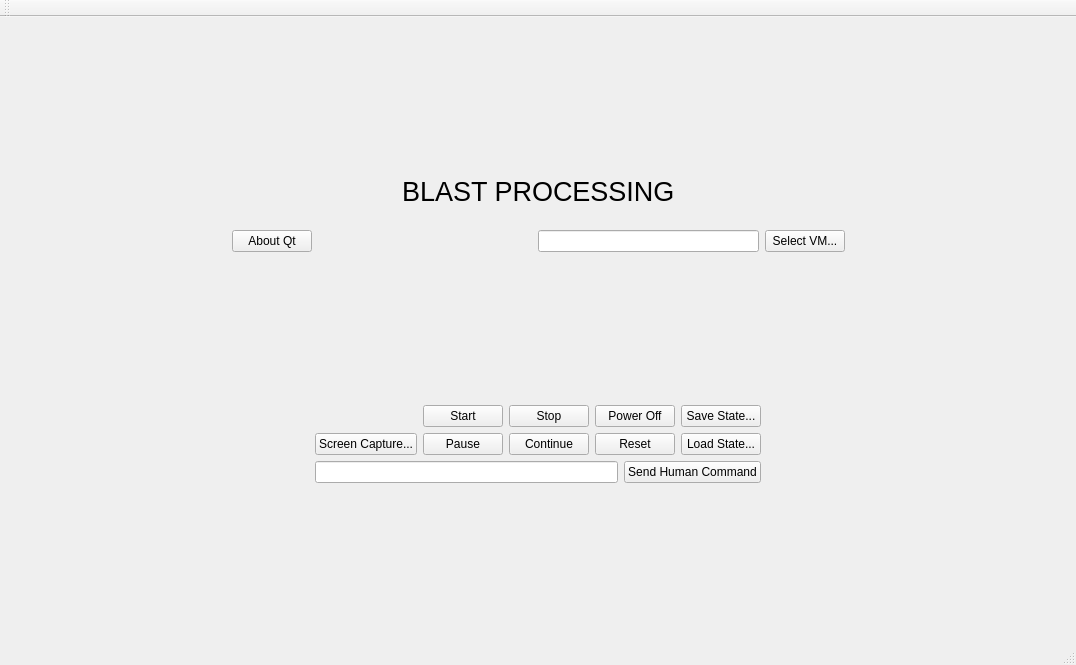
Before: the Qt Designer form BlastProcessing/src/MainWindow.ui in mwales/security, drawn with Qt 5.
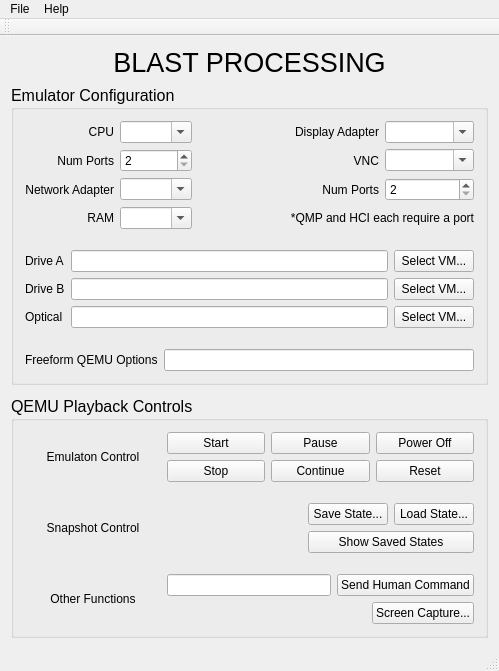
After: the same form once the commit is applied.

Commit message:
Blast Processing: Updated QEMU screen
- Added configuration controls (no code behind them yet)
- Prettied the controls up

Patch:
```diff
--- a/BlastProcessing/src/MainWindow.ui
+++ b/BlastProcessing/src/MainWindow.ui
@@ -6,43 +6,15 @@
    <rect>
     <x>0</x>
     <y>0</y>
-    <width>1076</width>
-    <height>665</height>
+    <width>499</width>
+    <height>671</height>
    </rect>
   </property>
   <property name="windowTitle">
    <string>Blast Processing</string>
   </property>
   <widget class="QWidget" name="centralWidget">
-   <layout class="QVBoxLayout" name="verticalLayout">
-    <item>
-     <spacer name="verticalSpacer">
-      <property name="orientation">
-       <enum>Qt::Vertical</enum>
-      </property>
-      <property name="sizeHint" stdset="0">
-       <size>
-        <width>20</width>
-        <height>172</height>
-       </size>
-      </property>
-     </spacer>
-    </item>
-    <item>
-     <layout class="QHBoxLayout" name="horizontalLayout">
-      <item>
-       <spacer name="horizontalSpacer">
-        <property name="orientation">
-         <enum>Qt::Horizontal</enum>
-        </property>
-        <property name="sizeHint" stdset="0">
-         <size>
-          <width>40</width>
-          <height>20</height>
-         </size>
-        </property>
-       </spacer>
-      </item>
+   <layout class="QVBoxLayout" name="verticalLayout_4">
       <item>
        <widget class="QLabel" name="theBlastProcessingLabel">
         <property name="font">
@@ -53,9 +25,121 @@
         <property name="text">
          <string>BLAST PROCESSING</string>
         </property>
+      <property name="alignment">
+       <set>Qt::AlignCenter</set>
+      </property>
        </widget>
       </item>
       <item>
+     <spacer name="verticalSpacer_5">
+      <property name="orientation">
+       <enum>Qt::Vertical</enum>
+      </property>
+      <property name="sizeHint" stdset="0">
+       <size>
+        <width>20</width>
+        <height>5</height>
+       </size>
+      </property>
+     </spacer>
+    </item>
+    <item>
+     <widget class="QGroupBox" name="groupBox_2">
+      <property name="font">
+       <font>
+        <pointsize>12</pointsize>
+       </font>
+      </property>
+      <property name="title">
+       <string>Emulator Configuration</string>
+      </property>
+      <layout class="QVBoxLayout" name="verticalLayout_3">
+       <item>
+        <layout class="QVBoxLayout" name="verticalLayout_2">
+         <item>
+          <layout class="QGridLayout" name="gridLayout_6">
+           <item row="0" column="0">
+            <widget class="QLabel" name="label_4">
+             <property name="font">
+              <font>
+               <pointsize>9</pointsize>
+              </font>
+             </property>
+             <property name="text">
+              <string>CPU</string>
+             </property>
+             <property name="alignment">
+              <set>Qt::AlignRight|Qt::AlignTrailing|Qt::AlignVCenter</set>
+             </property>
+            </widget>
+           </item>
+           <item row="0" column="1">
+            <widget class="QComboBox" name="theCpuArch">
+             <property name="font">
+              <font>
+               <pointsize>9</pointsize>
+              </font>
+             </property>
+             <property name="editable">
+              <bool>true</bool>
+             </property>
+            </widget>
+           </item>
+           <item row="0" column="3">
+            <widget class="QLabel" name="label_8">
+             <property name="font">
+              <font>
+               <pointsize>9</pointsize>
+              </font>
+             </property>
+             <property name="text">
+              <string>Display Adapter</string>
+             </property>
+             <property name="alignment">
+              <set>Qt::AlignRight|Qt::AlignTrailing|Qt::AlignVCenter</set>
+             </property>
+            </widget>
+           </item>
+           <item row="0" column="4">
+            <widget class="QComboBox" name="theDisplayAdapter">
+             <property name="font">
+              <font>
+               <pointsize>9</pointsize>
+              </font>
+             </property>
+             <property name="editable">
+              <bool>true</bool>
+             </property>
+            </widget>
+           </item>
+           <item row="1" column="0">
+            <widget class="QLabel" name="label_15">
+             <property name="font">
+              <font>
+               <pointsize>9</pointsize>
+              </font>
+             </property>
+             <property name="text">
+              <string>Num Ports</string>
+             </property>
+             <property name="alignment">
+              <set>Qt::AlignRight|Qt::AlignTrailing|Qt::AlignVCenter</set>
+             </property>
+            </widget>
+           </item>
+           <item row="1" column="1">
+            <widget class="QSpinBox" name="theNumCpus">
+             <property name="font">
+              <font>
+               <pointsize>9</pointsize>
+              </font>
+             </property>
+             <property name="minimum">
+              <number>2</number>
+             </property>
+            </widget>
+           </item>
+           <item row="1" column="2">
        <spacer name="horizontalSpacer_2">
         <property name="orientation">
          <enum>Qt::Horizontal</enum>
@@ -68,6 +152,129 @@
         </property>
        </spacer>
       </item>
+           <item row="1" column="3">
+            <widget class="QLabel" name="label_9">
+             <property name="font">
+              <font>
+               <pointsize>9</pointsize>
+              </font>
+             </property>
+             <property name="text">
+              <string> VNC</string>
+             </property>
+             <property name="alignment">
+              <set>Qt::AlignRight|Qt::AlignTrailing|Qt::AlignVCenter</set>
+             </property>
+            </widget>
+           </item>
+           <item row="1" column="4">
+            <widget class="QComboBox" name="theVncPort">
+             <property name="font">
+              <font>
+               <pointsize>9</pointsize>
+              </font>
+             </property>
+             <property name="editable">
+              <bool>true</bool>
+             </property>
+            </widget>
+           </item>
+           <item row="2" column="0">
+            <widget class="QLabel" name="label_5">
+             <property name="font">
+              <font>
+               <pointsize>9</pointsize>
+              </font>
+             </property>
+             <property name="text">
+              <string>Network Adapter</string>
+             </property>
+             <property name="alignment">
+              <set>Qt::AlignRight|Qt::AlignTrailing|Qt::AlignVCenter</set>
+             </property>
+            </widget>
+           </item>
+           <item row="2" column="1">
+            <widget class="QComboBox" name="theNetworkAdapter">
+             <property name="font">
+              <font>
+               <pointsize>9</pointsize>
+              </font>
+             </property>
+             <property name="editable">
+              <bool>true</bool>
+             </property>
+            </widget>
+           </item>
+           <item row="2" column="3">
+            <widget class="QLabel" name="label_12">
+             <property name="font">
+              <font>
+               <pointsize>9</pointsize>
+              </font>
+             </property>
+             <property name="text">
+              <string>Num Ports</string>
+             </property>
+             <property name="alignment">
+              <set>Qt::AlignRight|Qt::AlignTrailing|Qt::AlignVCenter</set>
+             </property>
+            </widget>
+           </item>
+           <item row="2" column="4">
+            <widget class="QSpinBox" name="theNumPorts">
+             <property name="font">
+              <font>
+               <pointsize>9</pointsize>
+              </font>
+             </property>
+             <property name="minimum">
+              <number>2</number>
+             </property>
+            </widget>
+           </item>
+           <item row="3" column="0">
+            <widget class="QLabel" name="label_6">
+             <property name="font">
+              <font>
+               <pointsize>9</pointsize>
+              </font>
+             </property>
+             <property name="text">
+              <string>RAM</string>
+             </property>
+             <property name="alignment">
+              <set>Qt::AlignRight|Qt::AlignTrailing|Qt::AlignVCenter</set>
+             </property>
+            </widget>
+           </item>
+           <item row="3" column="1">
+            <widget class="QComboBox" name="theRam">
+             <property name="font">
+              <font>
+               <pointsize>9</pointsize>
+              </font>
+             </property>
+             <property name="editable">
+              <bool>true</bool>
+             </property>
+            </widget>
+           </item>
+           <item row="3" column="3" colspan="2">
+            <widget class="QLabel" name="label_13">
+             <property name="font">
+              <font>
+               <pointsize>9</pointsize>
+              </font>
+             </property>
+             <property name="text">
+              <string>*QMP and HCI each require a port</string>
+             </property>
+             <property name="alignment">
+              <set>Qt::AlignRight|Qt::AlignTrailing|Qt::AlignVCenter</set>
+             </property>
+            </widget>
+           </item>
      </layout>
     </item>
     <item>
@@ -78,80 +285,126 @@
       <property name="sizeHint" stdset="0">
        <size>
         <width>20</width>
-        <height>40</height>
+             <height>18</height>
        </size>
       </property>
      </spacer>
     </item>
     <item>
-     <layout class="QHBoxLayout" name="horizontalLayout_3">
-      <item>
-       <spacer name="horizontalSpacer_3">
-        <property name="orientation">
-         <enum>Qt::Horizontal</enum>
-        </property>
-        <property name="sizeHint" stdset="0">
-         <size>
-          <width>40</width>
-          <height>20</height>
-         </size>
-        </property>
-       </spacer>
-      </item>
-      <item>
-       <widget class="QPushButton" name="theAboutQtButton">
+          <layout class="QGridLayout" name="gridLayout_5">
+           <item row="0" column="0">
+            <widget class="QLabel" name="label_7">
+             <property name="font">
+              <font>
+               <pointsize>9</pointsize>
+              </font>
+             </property>
+             <property name="text">
+              <string>Drive A</string>
+             </property>
+            </widget>
+           </item>
+           <item row="0" column="1">
+            <widget class="QLineEdit" name="theDriveA">
+             <property name="font">
+              <font>
+               <pointsize>9</pointsize>
+              </font>
+             </property>
+            </widget>
+           </item>
+           <item row="0" column="2">
+            <widget class="QPushButton" name="theSelectDriveAButton">
+             <property name="font">
+              <font>
+               <pointsize>9</pointsize>
+              </font>
+             </property>
         <property name="text">
-         <string>About Qt</string>
+              <string>Select VM...</string>
         </property>
        </widget>
       </item>
-      <item>
-       <spacer name="horizontalSpacer_8">
-        <property name="orientation">
-         <enum>Qt::Horizontal</enum>
-        </property>
-        <property name="sizeHint" stdset="0">
-         <size>
-          <width>40</width>
-          <height>20</height>
-         </size>
-        </property>
-       </spacer>
-      </item>
-      <item>
-       <widget class="QLineEdit" name="theVmLineEdit"/>
-      </item>
-      <item>
-       <widget class="QPushButton" name="theSelectVmButton">
+           <item row="1" column="0">
+            <widget class="QLabel" name="label_10">
+             <property name="font">
+              <font>
+               <pointsize>9</pointsize>
+              </font>
+             </property>
+             <property name="text">
+              <string>Drive B</string>
+             </property>
+            </widget>
+           </item>
+           <item row="1" column="1">
+            <widget class="QLineEdit" name="theDriveB">
+             <property name="font">
+              <font>
+               <pointsize>9</pointsize>
+              </font>
+             </property>
+            </widget>
+           </item>
+           <item row="1" column="2">
+            <widget class="QPushButton" name="theSelectDriveBButton">
+             <property name="font">
+              <font>
+               <pointsize>9</pointsize>
+              </font>
+             </property>
         <property name="text">
          <string>Select VM...</string>
         </property>
        </widget>
       </item>
-      <item>
-       <spacer name="horizontalSpacer_9">
-        <property name="orientation">
-         <enum>Qt::Horizontal</enum>
-        </property>
-        <property name="sizeHint" stdset="0">
-         <size>
-          <width>40</width>
-          <height>20</height>
-         </size>
-        </property>
-       </spacer>
+           <item row="2" column="0">
+            <widget class="QLabel" name="label_11">
+             <property name="font">
+              <font>
+               <pointsize>9</pointsize>
+              </font>
+             </property>
+             <property name="text">
+              <string>Optical</string>
+             </property>
+            </widget>
+           </item>
+           <item row="2" column="1">
+            <widget class="QLineEdit" name="theOpticalDrive">
+             <property name="font">
+              <font>
+               <pointsize>9</pointsize>
+              </font>
+             </property>
+             <property name="text">
+              <string/>
+             </property>
+            </widget>
+           </item>
+           <item row="2" column="2">
+            <widget class="QPushButton" name="theSelectOpticalButton">
+             <property name="font">
+              <font>
+               <pointsize>9</pointsize>
+              </font>
+             </property>
+             <property name="text">
+              <string>Select VM...</string>
+             </property>
+            </widget>
       </item>
      </layout>
     </item>
     <item>
-     <spacer name="verticalSpacer_2">
+          <spacer name="verticalSpacer_3">
       <property name="orientation">
        <enum>Qt::Vertical</enum>
       </property>
       <property name="sizeHint" stdset="0">
        <size>
         <width>20</width>
-        <height>171</height>
+             <height>17</height>
        </size>
       </property>
      </spacer>
@@ -159,127 +412,273 @@
     <item>
      <layout class="QHBoxLayout" name="horizontalLayout_2">
       <item>
-       <spacer name="horizontalSpacer_7">
+            <widget class="QLabel" name="label_14">
+             <property name="font">
+              <font>
+               <pointsize>9</pointsize>
+              </font>
+             </property>
+             <property name="text">
+              <string>Freeform QEMU Options</string>
+             </property>
+            </widget>
+           </item>
+           <item>
+            <widget class="QLineEdit" name="theFreeformOptions">
+             <property name="font">
+              <font>
+               <pointsize>9</pointsize>
+              </font>
+             </property>
+            </widget>
+           </item>
+          </layout>
+         </item>
+        </layout>
+       </item>
+      </layout>
+     </widget>
+    </item>
+    <item>
+     <spacer name="verticalSpacer_6">
         <property name="orientation">
-         <enum>Qt::Horizontal</enum>
+       <enum>Qt::Vertical</enum>
         </property>
         <property name="sizeHint" stdset="0">
          <size>
-          <width>40</width>
-          <height>20</height>
+        <width>20</width>
+        <height>9</height>
          </size>
         </property>
        </spacer>
       </item>
       <item>
+     <widget class="QGroupBox" name="groupBox">
+      <property name="font">
+       <font>
+        <pointsize>12</pointsize>
+       </font>
+      </property>
+      <property name="title">
+       <string>QEMU Playback Controls</string>
+      </property>
+      <layout class="QVBoxLayout" name="verticalLayout">
+       <item>
+        <layout class="QGridLayout" name="gridLayout_4">
+         <item row="0" column="0">
+          <widget class="QLabel" name="label">
+           <property name="font">
+            <font>
+             <pointsize>9</pointsize>
+            </font>
+           </property>
+           <property name="text">
+            <string>Emulaton Control</string>
+           </property>
+           <property name="alignment">
+            <set>Qt::AlignCenter</set>
+           </property>
+          </widget>
+         </item>
+         <item row="0" column="1" colspan="2">
        <layout class="QGridLayout" name="gridLayout">
-        <item row="1" column="4">
-         <widget class="QPushButton" name="theResetButton">
+           <item row="0" column="0">
+            <widget class="QPushButton" name="theStartButton">
+             <property name="font">
+              <font>
+               <pointsize>9</pointsize>
+              </font>
+             </property>
           <property name="text">
-           <string>Reset</string>
+              <string>Start</string>
           </property>
          </widget>
         </item>
-        <item row="1" column="5">
-         <widget class="QPushButton" name="theLoadStateButton">
+           <item row="0" column="1">
+            <widget class="QPushButton" name="thePauseButton">
+             <property name="font">
+              <font>
+               <pointsize>9</pointsize>
+              </font>
+             </property>
           <property name="text">
-           <string>Load State...</string>
+              <string>Pause</string>
           </property>
          </widget>
         </item>
-        <item row="0" column="4">
+           <item row="0" column="2">
          <widget class="QPushButton" name="thePowerOffButton">
+             <property name="font">
+              <font>
+               <pointsize>9</pointsize>
+              </font>
+             </property>
           <property name="text">
            <string>Power Off</string>
           </property>
          </widget>
         </item>
-        <item row="0" column="5">
-         <widget class="QPushButton" name="theSaveStateButton">
-          <property name="text">
-           <string>Save State...</string>
-          </property>
-         </widget>
-        </item>
         <item row="1" column="0">
-         <widget class="QPushButton" name="theScreenCapButton">
-          <property name="text">
-           <string>Screen Capture...</string>
-          </property>
-         </widget>
-        </item>
-        <item row="0" column="3">
          <widget class="QPushButton" name="theStopButton">
+             <property name="font">
+              <font>
+               <pointsize>9</pointsize>
+              </font>
+             </property>
           <property name="text">
            <string>Stop</string>
           </property>
          </widget>
         </item>
-        <item row="1" column="3">
+           <item row="1" column="1">
          <widget class="QPushButton" name="theContinueButton">
+             <property name="font">
+              <font>
+               <pointsize>9</pointsize>
+              </font>
+             </property>
           <property name="text">
            <string>Continue</string>
           </property>
          </widget>
         </item>
-        <item row="0" column="1">
-         <widget class="QPushButton" name="theStartButton">
+           <item row="1" column="2">
+            <widget class="QPushButton" name="theResetButton">
+             <property name="font">
+              <font>
+               <pointsize>9</pointsize>
+              </font>
+             </property>
           <property name="text">
-           <string>Start</string>
-          </property>
-         </widget>
+              <string>Reset</string>
+             </property>
+            </widget>
+           </item>
+          </layout>
         </item>
         <item row="1" column="1">
-         <widget class="QPushButton" name="thePauseButton">
-          <property name="text">
-           <string>Pause</string>
-          </property>
-         </widget>
-        </item>
-       </layout>
-      </item>
-      <item>
-       <spacer name="horizontalSpacer_6">
+          <spacer name="verticalSpacer_2">
         <property name="orientation">
-         <enum>Qt::Horizontal</enum>
+            <enum>Qt::Vertical</enum>
         </property>
         <property name="sizeHint" stdset="0">
          <size>
-          <width>40</width>
-          <height>20</height>
+             <width>20</width>
+             <height>17</height>
          </size>
         </property>
        </spacer>
       </item>
-     </layout>
-    </item>
-    <item>
-     <layout class="QHBoxLayout" name="horizontalLayout_4">
-      <item>
-       <spacer name="horizontalSpacer_4">
+         <item row="2" column="0">
+          <widget class="QLabel" name="label_2">
+           <property name="font">
+            <font>
+             <pointsize>9</pointsize>
+            </font>
+           </property>
+           <property name="text">
+            <string>Snapshot Control</string>
+           </property>
+           <property name="alignment">
+            <set>Qt::AlignCenter</set>
+           </property>
+          </widget>
+         </item>
+         <item row="2" column="2">
+          <layout class="QGridLayout" name="gridLayout_2">
+           <item row="0" column="1">
+            <widget class="QPushButton" name="theLoadStateButton">
+             <property name="font">
+              <font>
+               <pointsize>9</pointsize>
+              </font>
+             </property>
+             <property name="text">
+              <string>Load State...</string>
+             </property>
+            </widget>
+           </item>
+           <item row="1" column="0" colspan="2">
+            <widget class="QPushButton" name="pushButton">
+             <property name="font">
+              <font>
+               <pointsize>9</pointsize>
+              </font>
+             </property>
+             <property name="text">
+              <string>Show Saved States</string>
+             </property>
+            </widget>
+           </item>
+           <item row="0" column="0">
+            <widget class="QPushButton" name="theSaveStateButton">
+             <property name="font">
+              <font>
+               <pointsize>9</pointsize>
+              </font>
+             </property>
+             <property name="text">
+              <string>Save State...</string>
+             </property>
+            </widget>
+           </item>
+          </layout>
+         </item>
+         <item row="3" column="1">
+          <spacer name="verticalSpacer">
         <property name="orientation">
-         <enum>Qt::Horizontal</enum>
+            <enum>Qt::Vertical</enum>
         </property>
         <property name="sizeHint" stdset="0">
          <size>
-          <width>40</width>
-          <height>20</height>
+             <width>20</width>
+             <height>17</height>
          </size>
         </property>
        </spacer>
       </item>
-      <item>
-       <widget class="QLineEdit" name="theHumanCommandText"/>
-      </item>
-      <item>
+         <item row="4" column="0">
+          <widget class="QLabel" name="label_3">
+           <property name="font">
+            <font>
+             <pointsize>9</pointsize>
+            </font>
+           </property>
+           <property name="text">
+            <string>Other Functions</string>
+           </property>
+           <property name="alignment">
+            <set>Qt::AlignCenter</set>
+           </property>
+          </widget>
+         </item>
+         <item row="4" column="1" colspan="2">
+          <layout class="QGridLayout" name="gridLayout_3">
+           <item row="0" column="0">
+            <widget class="QLineEdit" name="theHumanCommandText">
+             <property name="font">
+              <font>
+               <pointsize>9</pointsize>
+              </font>
+             </property>
+            </widget>
+           </item>
+           <item row="0" column="1">
        <widget class="QPushButton" name="theSendHumanCommandButton">
+             <property name="font">
+              <font>
+               <pointsize>9</pointsize>
+              </font>
+             </property>
         <property name="text">
          <string>Send Human Command</string>
         </property>
        </widget>
       </item>
+           <item row="1" column="0" colspan="2">
+            <layout class="QHBoxLayout" name="horizontalLayout">
       <item>
-       <spacer name="horizontalSpacer_5">
+              <spacer name="horizontalSpacer">
         <property name="orientation">
          <enum>Qt::Horizontal</enum>
         </property>
@@ -291,20 +690,26 @@
         </property>
        </spacer>
       </item>
-     </layout>
-    </item>
     <item>
-     <spacer name="verticalSpacer_3">
-      <property name="orientation">
-       <enum>Qt::Vertical</enum>
-      </property>
-      <property name="sizeHint" stdset="0">
-       <size>
-        <width>20</width>
-        <height>172</height>
-       </size>
-      </property>
-     </spacer>
+              <widget class="QPushButton" name="theScreenCapButton">
+               <property name="font">
+                <font>
+                 <pointsize>9</pointsize>
+                </font>
+               </property>
+               <property name="text">
+                <string>Screen Capture...</string>
+               </property>
+              </widget>
+             </item>
+            </layout>
+           </item>
+          </layout>
+         </item>
+        </layout>
+       </item>
+      </layout>
+     </widget>
     </item>
    </layout>
   </widget>
@@ -313,10 +718,26 @@
     <rect>
      <x>0</x>
      <y>0</y>
-     <width>1076</width>
+     <width>499</width>
      <height>18</height>
     </rect>
    </property>
+   <widget class="QMenu" name="menuFile">
+    <property name="title">
+     <string>File</string>
+    </property>
+    <addaction name="actionLoad"/>
+    <addaction name="actionSave"/>
+   </widget>
+   <widget class="QMenu" name="menuHelp">
+    <property name="title">
+     <string>Help</string>
+    </property>
+    <addaction name="actionAboutQt"/>
+    <addaction name="actionAboutApp"/>
+   </widget>
+   <addaction name="menuFile"/>
+   <addaction name="menuHelp"/>
   </widget>
   <widget class="QToolBar" name="mainToolBar">
    <attribute name="toolBarArea">
```
Left out of the diff: 20 changed lines with no effect on the pictures. Lines whose indentation alone changed are shown as unchanged. The commit also changes 3 other files.
